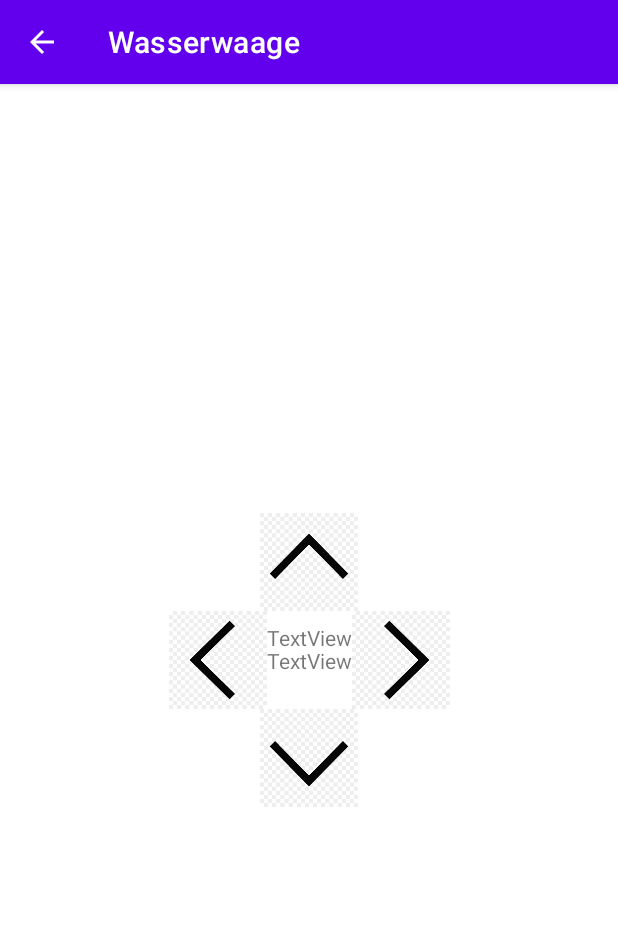
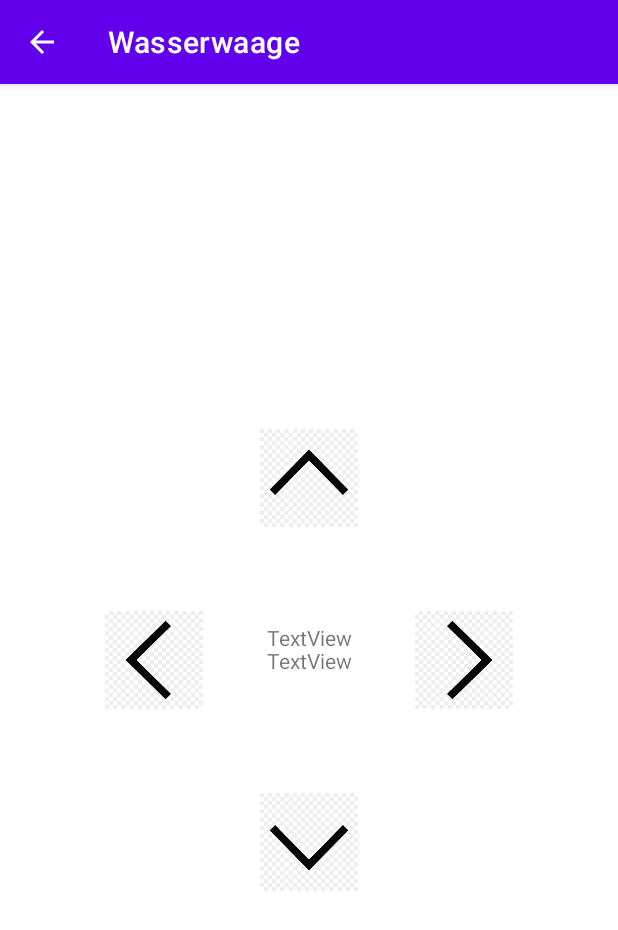
Before and after one commit to Jannik04-cpu/Messurehut, an Android app: the SpiritLevelActivity screen opened directly, with no data from a screen before it, on a phone screen of 412 x 824 dp. Shown: the top 930 px of the screen. Run offline under Robolectric (Android 15) with nearby library versions, the phone set to English and light mode, and no system bars.

Commit message:
Wasserwaage design anpassung

```diff
--- a/app/src/main/res/layout/activity_spirit_level.xml
+++ b/app/src/main/res/layout/activity_spirit_level.xml
@@ -10,31 +10,28 @@
         android:id="@+id/up"
         android:layout_width="65dp"
         android:layout_height="65dp"
-        app:layout_constraintBottom_toTopOf="@+id/left"
+        android:layout_marginTop="230dp"
         app:layout_constraintEnd_toEndOf="parent"
         app:layout_constraintStart_toStartOf="parent"
         app:layout_constraintTop_toTopOf="parent"
-        app:layout_constraintVertical_bias="1.0"
         app:srcCompat="@drawable/icon_arrow_up" />
 
     <ImageView
         android:id="@+id/down"
         android:layout_width="65dp"
         android:layout_height="65dp"
+        android:layout_marginBottom="230dp"
         app:layout_constraintBottom_toBottomOf="parent"
         app:layout_constraintEnd_toEndOf="parent"
         app:layout_constraintStart_toStartOf="parent"
-        app:layout_constraintTop_toBottomOf="@+id/left"
-        app:layout_constraintVertical_bias="0.0"
         app:srcCompat="@drawable/icon_arrow_down" />
 
     <ImageView
         android:id="@+id/left"
         android:layout_width="65dp"
         android:layout_height="65dp"
+        android:layout_marginStart="70dp"
         app:layout_constraintBottom_toBottomOf="parent"
-        app:layout_constraintEnd_toStartOf="@+id/X"
-        app:layout_constraintHorizontal_bias="1.0"
         app:layout_constraintStart_toStartOf="parent"
         app:layout_constraintTop_toTopOf="parent"
         app:srcCompat="@drawable/icon_arrow_left" />
@@ -43,10 +40,9 @@
         android:id="@+id/right"
         android:layout_width="65dp"
         android:layout_height="65dp"
+        android:layout_marginEnd="70dp"
         app:layout_constraintBottom_toBottomOf="parent"
         app:layout_constraintEnd_toEndOf="parent"
-        app:layout_constraintHorizontal_bias="0.0"
-        app:layout_constraintStart_toEndOf="@+id/X"
         app:layout_constraintTop_toTopOf="parent"
         app:srcCompat="@drawable/icon_arrow_right" />
 
```
